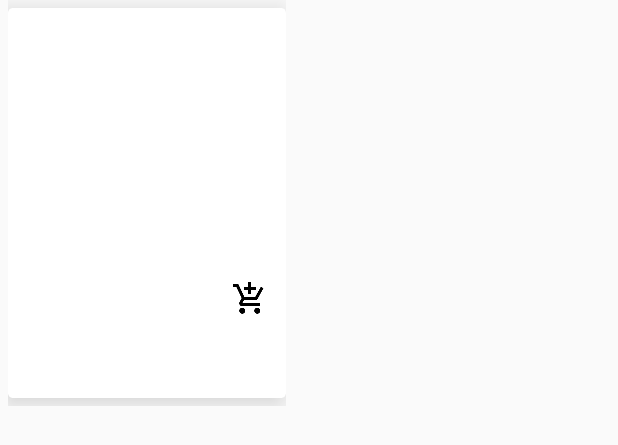
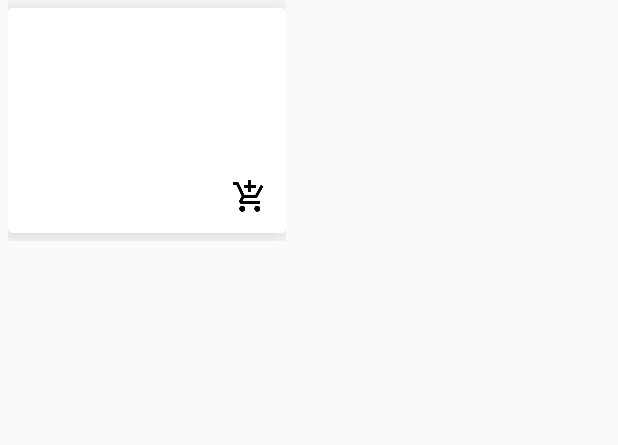
Before and after one commit to brunotoniolo/SnacKing, an Android app: the layout produto_card.xml on its own in the app's theme, with its tools: preview values and no code run, on a phone screen of 412 x 824 dp. Shown: the top 445 px of the screen. Run offline under Robolectric (Android 15) with nearby library versions, the phone set to English and light mode, and no system bars.

Commit message:
Alterado Layout dos Cards

```diff
--- a/app/src/main/java/uniftec/com/br/ecommerce/adapter/CarrinhoAdapter.java
+++ b/app/src/main/java/uniftec/com/br/ecommerce/adapter/CarrinhoAdapter.java
@@ -57,7 +57,7 @@ public class CarrinhoAdapter extends RecyclerView.Adapter<CarrinhoAdapter.Carrin
         TextView txtTitulo;
         TextView txtPreco;
         TextView txtDescricao;
-        ImageView imgImagem;
+        //ImageView imgImagem;
 
         CarrinhoViewHolder(View itemView) {
             super(itemView);
@@ -65,7 +65,7 @@ public class CarrinhoAdapter extends RecyclerView.Adapter<CarrinhoAdapter.Carrin
             txtTitulo = (TextView)itemView.findViewById(R.id.carrinho_card_titulo);
             txtPreco = (TextView)itemView.findViewById(R.id.carrinho_card_preco);
             txtDescricao = (TextView)itemView.findViewById(R.id.carrinho_card_descricao);
-            imgImagem = (ImageView)itemView.findViewById(R.id.carrinho_card_imagem);
+            //imgImagem = (ImageView)itemView.findViewById(R.id.carrinho_card_imagem);
 
             cardCarrinho.setOnClickListener(this);
         }
--- a/app/src/main/java/uniftec/com/br/ecommerce/adapter/PedidoAdapter.java
+++ b/app/src/main/java/uniftec/com/br/ecommerce/adapter/PedidoAdapter.java
@@ -59,7 +59,7 @@ public class PedidoAdapter extends RecyclerView.Adapter<PedidoAdapter.PedidoView
     public void onBindViewHolder(PedidoViewHolder holder, int position) {
         Double preco = 0.0;
         int i = 0;
-        pedidos.get(position).getProdutos().get(0).getImagem().criaImagem(this.context, holder.imagem);
+        //pedidos.get(position).getProdutos().get(0).getImagem().criaImagem(this.context, holder.imagem);
 
         for (Produto p : pedidos.get(position).getProdutos()) {
             if(i < 5) {
--- a/app/src/main/java/uniftec/com/br/ecommerce/adapter/ProdutoAdapter.java
+++ b/app/src/main/java/uniftec/com/br/ecommerce/adapter/ProdutoAdapter.java
@@ -24,7 +24,7 @@ public class ProdutoAdapter extends RecyclerView.Adapter<ProdutoAdapter.ProdutoV
     class ProdutoViewHolder extends RecyclerView.ViewHolder implements View.OnClickListener, View.OnDragListener, View.OnLongClickListener {
         View layoutView;
         CardView cardProduto;
-        ImageView imgProduto;
+        //ImageView imgProduto;
         TextView prodValor;
         TextView prodNome;
         TextView prodDescricao;
@@ -33,7 +33,7 @@ public class ProdutoAdapter extends RecyclerView.Adapter<ProdutoAdapter.ProdutoV
             super(itemView);
             layoutView = itemView;
             cardProduto = (CardView)itemView.findViewById(R.id.produto_card_view);
-            imgProduto = (ImageView)itemView.findViewById(R.id.produto_card_imagem);
+            //imgProduto = (ImageView)itemView.findViewById(R.id.produto_card_imagem);
             prodValor = (TextView)itemView.findViewById(R.id.produto_card_preco);
             prodNome = (TextView)itemView.findViewById(R.id.produto_card_nome);
             prodDescricao = (TextView)itemView.findViewById(R.id.produto_card_descricao);
--- a/app/src/main/java/uniftec/com/br/ecommerce/ui/ProdutoActivity.java
+++ b/app/src/main/java/uniftec/com/br/ecommerce/ui/ProdutoActivity.java
@@ -35,7 +35,7 @@ public class ProdutoActivity extends AbstractActivity {
         txtResumo = (TextView)findViewById(R.id.produto_resumo);
         txtNome = (TextView)findViewById(R.id.produto_titulo);
         txtPreco = (TextView)findViewById(R.id.produto_preco);
-        pgrImagens = (ViewPager) findViewById(R.id.produto_lista_imagens);
+        //pgrImagens = (ViewPager) findViewById(R.id.produto_lista_imagens);
         btnAdicionarCarrinho = (Button) findViewById(R.id.produto_adicionar_carrinho);
 
         produto = (Produto)getIntent().getSerializableExtra(PRODUTO_PARAMETER);
--- a/app/src/main/res/layout/carrinho_card.xml
+++ b/app/src/main/res/layout/carrinho_card.xml
@@ -24,12 +24,14 @@
                 android:id="@+id/carrinho_card_titulo"
                 android:layout_width="match_parent"
                 android:layout_height="wrap_content"
+                android:textStyle="bold"
                 android:textSize="16dp"/>
 
             <TextView
                 android:id="@+id/carrinho_card_descricao"
                 android:layout_width="match_parent"
-                android:layout_height="match_parent"/>
+                android:layout_height="match_parent"
+                android:textStyle="italic"/>
 
         </LinearLayout>
 
@@ -39,6 +41,7 @@
             android:layout_height="match_parent"
             android:paddingTop="25dp"
             android:paddingLeft="7dp"
+            android:textStyle="bold"
             android:textSize="20dp"/>
 
     </LinearLayout>
--- a/app/src/main/res/layout/produto_card.xml
+++ b/app/src/main/res/layout/produto_card.xml
@@ -10,7 +10,7 @@
     <android.support.v7.widget.CardView
         android:id="@+id/produto_card_view"
         android:layout_width="185dp"
-        android:layout_height="260dp"
+        android:layout_height="150dp"
         android:layout_gravity="top"
         android:layout_marginBottom="5dp"
         android:layout_marginTop="5dp"
@@ -25,38 +25,45 @@
             android:layout_marginLeft="5dp"
             android:orientation="vertical">
 
-            <ImageView
+            <!--<ImageView
                 android:id="@+id/produto_card_imagem"
                 android:layout_width="match_parent"
                 android:layout_height="180dp"
                 android:layout_alignParentStart="true" />
 
+                android:layout_alignLeft="@+id/produto_card_imagem"
+                android:layout_below="@+id/produto_card_imagem"
+                -->
+
+            <TextView
+                android:id="@+id/produto_card_nome"
+                android:layout_width="160dp"
+                android:textStyle="bold"
+                android:layout_height="wrap_content"
+                android:layout_alignParentStart="true" />
+
+            <TextView
+                android:id="@+id/produto_card_descricao"
+                android:layout_width="match_parent"
+                android:textStyle="italic"
+                android:layout_height="wrap_content"
+                android:layout_below="@+id/produto_card_nome" />
+
             <TextView
                 android:id="@+id/produto_card_preco"
                 android:layout_width="90dp"
                 android:layout_height="wrap_content"
-                android:layout_alignLeft="@+id/produto_card_imagem"
-                android:layout_below="@+id/produto_card_imagem" />
-
-            <TextView
-                android:id="@+id/produto_card_nome"
-                android:layout_width="160dp"
-                android:layout_height="wrap_content"
-                android:layout_below="@+id/produto_card_preco" />
-
-            <TextView
-                android:id="@+id/produto_card_descricao"
-                android:layout_width="match_parent"
-                android:layout_height="wrap_content"
-                android:layout_below="@+id/produto_card_nome" />
+                android:textStyle="bold"
+                android:layout_below="@id/produto_card_descricao"
+                />
 
             <ImageView
                 android:id="@+id/produto_card_carrinho"
                 android:layout_width="wrap_content"
                 android:layout_height="wrap_content"
                 android:layout_alignParentRight="true"
-                android:layout_below="@+id/produto_card_imagem"
-                android:layout_marginBottom="15dp"
+                android:layout_alignParentBottom="true"
+                android:layout_marginBottom="10dp"
                 android:layout_marginRight="10dp"
                 android:src="@drawable/ic_add_shopping_cart_black_24dp" />
 
```
Also changed, not shown: app/src/main/java/uniftec/com/br/ecommerce/model/Produto.java (+10 -10 lines), app/src/main/res/layout/activity_produto.xml (+5 -2 lines).
